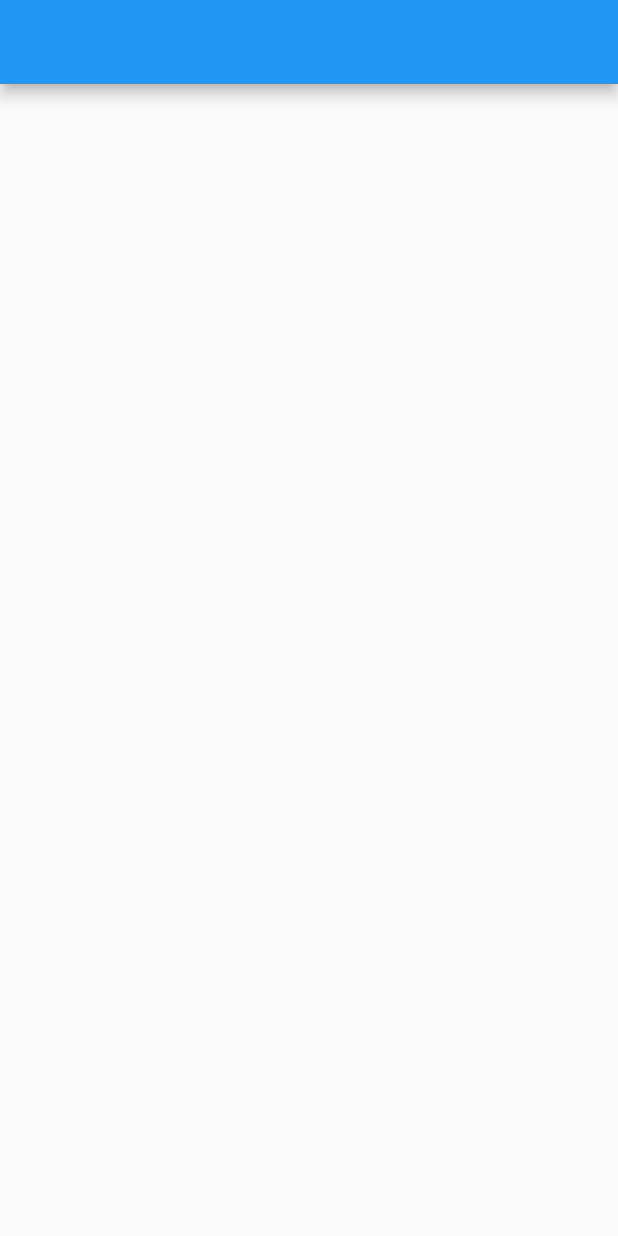
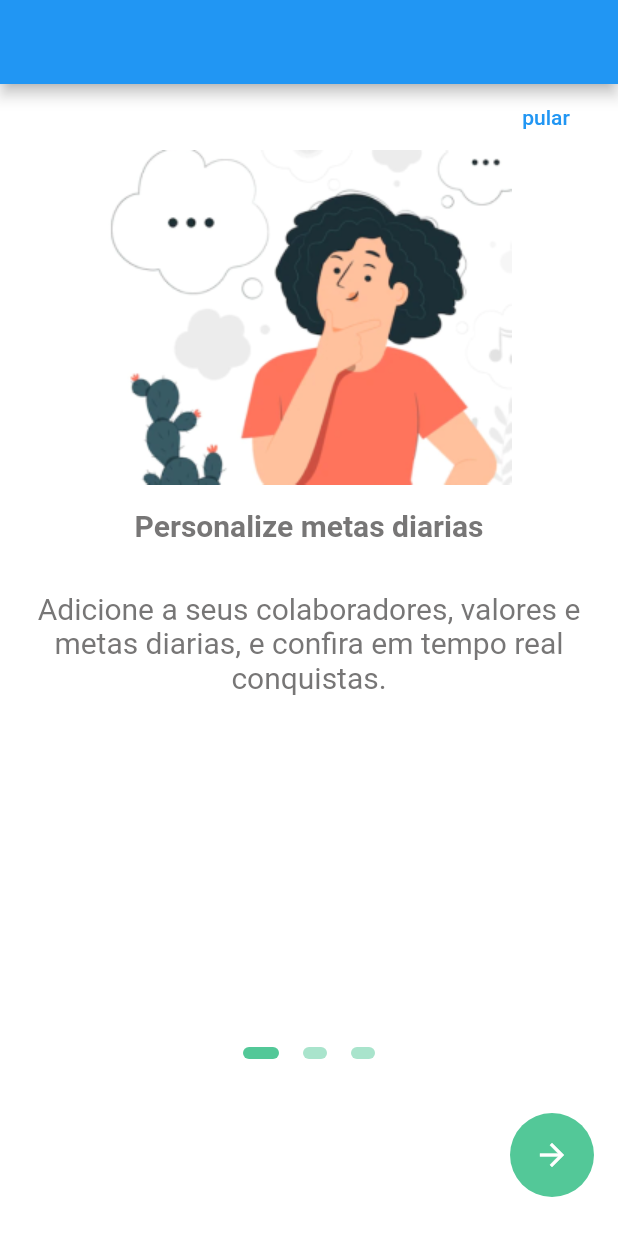
Before and after one commit to EdsonNeto2533/today_sales, a Flutter app: the screen it shows after launch, on a phone screen of 412 x 824 dp. Run offline on Flutter 3.47's test engine with Material 2 defaults, Android fonts, the phone set to English and light mode, and no system bars; drawn by our look-alikes of flutter_onboarding_slider; our stand-ins replace floor, get_it, sqflite; missing offline and left inert: dart:ffi; accounts and stored records are empty; generated files the repository leaves out were written again.

Commit message:
feat: adjust onboarding navigation and styles

```diff
--- /dev/null
+++ b/lib/commons/utils/constants/app_images.dart
@@ -0,0 +1,6 @@
+class AppImages {
+  static String appBanner = "assets/images/app_banner.png";
+  static String onboardingImage1 = "assets/images/onboarding_image_1.png";
+  static String onboardingImage2 = "assets/images/onboarding_image_2.png";
+  static String onboardingImage3 = "assets/images/onboarding_image_3.png";
+}
--- a/lib/commons/utils/theme/app_theme.dart
+++ b/lib/commons/utils/theme/app_theme.dart
@@ -2,7 +2,17 @@ import 'package:flutter/material.dart';
 
 class ManageUTheme {
   static Color primaryColor = const Color.fromRGBO(83, 200, 152, 1);
+  static Color fadingGrey = Color.fromRGBO(67, 65, 65, 0.72);
+
   static ThemeData get appTheme => ThemeData(
         primaryColor: primaryColor,
+        elevatedButtonTheme: ElevatedButtonThemeData(
+          style: ElevatedButton.styleFrom(
+              backgroundColor: primaryColor,
+              padding: EdgeInsets.all(10),
+              shape: RoundedRectangleBorder(
+                borderRadius: BorderRadius.circular(44),
+              )),
+        ),
       );
 }
--- /dev/null
+++ b/lib/onboarding/presentation/ui/components/onboarding_page_widget.dart
@@ -0,0 +1,51 @@
+import 'package:flutter/widgets.dart';
+import 'package:today_sale/commons/utils/theme/app_theme.dart';
+
+class OnboardingPageWidget extends StatelessWidget {
+  String title;
+  String subtitle;
+  String img;
+  OnboardingPageWidget(
+      {super.key,
+      required this.title,
+      required this.subtitle,
+      required this.img});
+
+  @override
+  Widget build(BuildContext context) {
+    return Column(
+      children: [
+        Image.asset(img),
+        Container(
+          width: double.infinity,
+          margin: EdgeInsets.all(16),
+          child: Text(
+            title,
+            style: TextStyle(
+              color: ManageUTheme.fadingGrey,
+              fontSize: 20,
+              fontWeight: FontWeight.bold,
+            ),
+            textAlign: TextAlign.center,
+          ),
+        ),
+        Container(
+          width: double.infinity,
+          margin: const EdgeInsets.only(
+            top: 16,
+            right: 16,
+            left: 16,
+          ),
+          child: Text(
+            subtitle,
+            style: TextStyle(
+              color: ManageUTheme.fadingGrey,
+              fontSize: 20,
+            ),
+            textAlign: TextAlign.center,
+          ),
+        ),
+      ],
+    );
+  }
+}
--- /dev/null
+++ b/lib/onboarding/presentation/ui/views/onboarding_screen.dart
@@ -0,0 +1,81 @@
+import 'package:flutter/material.dart';
+import 'package:flutter/src/widgets/container.dart';
+import 'package:flutter/src/widgets/framework.dart';
+import 'package:flutter/widgets.dart';
+import 'package:flutter_onboarding_slider/flutter_onboarding_slider.dart';
+import 'package:today_sale/commons/components/main_button.dart';
+import 'package:today_sale/commons/utils/constants/app_images.dart';
+import 'package:today_sale/commons/utils/theme/app_theme.dart';
+import 'package:today_sale/dashboard/presentation/ui/views/dashboard_screen.dart';
+import 'package:today_sale/onboarding/presentation/ui/components/onboarding_footer.dart';
+import 'package:today_sale/onboarding/presentation/ui/components/onboarding_page_widget.dart';
+
+class OnboardingScreen extends StatefulWidget {
+  const OnboardingScreen({super.key});
+
+  @override
+  State<OnboardingScreen> createState() => _OnboardingScreenState();
+}
+
+class _OnboardingScreenState extends State<OnboardingScreen> {
+  void _navigateToDasboard() {
+    Navigator.pushReplacement(
+      context,
+      MaterialPageRoute(builder: (context) {
+        return const DashboardScreen();
+      }),
+    );
+  }
+
+  @override
+  Widget build(BuildContext context) {
+    return Scaffold(
+      appBar: AppBar(),
+      body: OnBoardingSlider(
+          onFinish: _navigateToDasboard,
+          finishButtonText: "Próximo",
+          skipTextButton: const Text("pular"),
+          totalPage: 3,
+          indicatorAbove: true,
+          controllerColor: ManageUTheme.primaryColor,
+          pageBackgroundColor: Colors.white,
+          headerBackgroundColor: Colors.white,
+          finishButtonColor: ManageUTheme.primaryColor,
+          background: [
+            Container(),
+            Container(),
+            Container(),
+          ],
+          speed: 1.8,
+          pageBodies: [
+            Container(
+              child: Column(
+                mainAxisAlignment: MainAxisAlignment.start,
+                crossAxisAlignment: CrossAxisAlignment.center,
+                children: [
+                  OnboardingPageWidget(
+                      img: AppImages.onboardingImage1,
+                      title: "Personalize metas diarias",
+                      subtitle:
+                          "Adicione a seus colaboradores, valores e metas diarias, e confira em tempo real conquistas."),
+                ],
+              ),
+            ),
+            Container(
+              child: OnboardingPageWidget(
+                  img: AppImages.onboardingImage2,
+                  title: "FeedBack",
+                  subtitle:
+                      "Tenha controle de todos os dados e valores a toda hora em qualquer lugar."),
+            ),
+            Container(
+              child: OnboardingPageWidget(
+                  img: AppImages.onboardingImage3,
+                  title: "Chega de surtar",
+                  subtitle:
+                      "Adicione a seus colaboradores, valores e metas diarias, e confira em tempo real conquistas."),
+            ),
+          ]),
+    );
+  }
+}
--- a/pubspec.yaml
+++ b/pubspec.yaml
@@ -31,7 +31,7 @@ dependencies:
     sdk: flutter
   floor: ^1.4.1
   get_it: ^7.2.0
-
+  flutter_onboarding_slider: ^1.0.8
 
   # The following adds the Cupertino Icons font to your application.
   # Use with the CupertinoIcons class for iOS style icons.
```
Also changed, not shown: lib/commons/components/main_button.dart (added, +34 -0 lines), lib/onboarding/presentation/ui/components/onboarding_footer.dart (added, +59 -0 lines), lib/splash.dart (+6 -4 lines), assets/images/onboarding_image_1.png (added), assets/images/onboarding_image_2.png (added), assets/images/onboarding_image_3.png (added), pubspec.lock.
